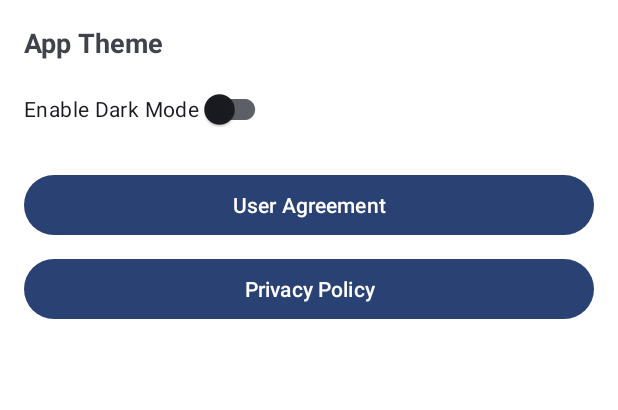
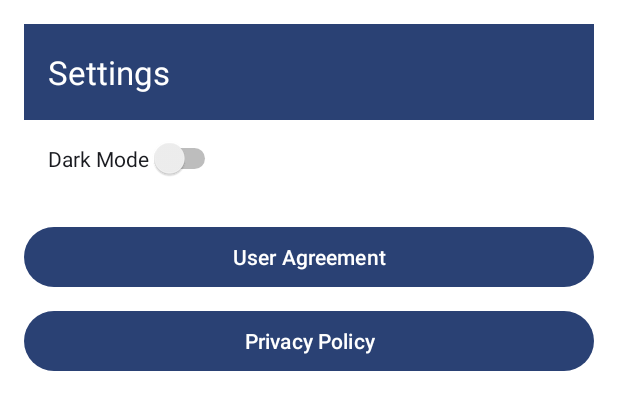
Before and after one commit to cslade/easyinventory, an Android app: the layout activity_settings.xml on its own in the app's theme, with its tools: preview values and no code run, on a phone screen of 412 x 824 dp. Shown: the top 410 px of the screen. Run offline under Robolectric (Android 15) with nearby library versions, the phone set to English and light mode, and no system bars.

Commit message:
update  from gemini

```diff
--- a/app/src/main/res/layout/activity_settings.xml
+++ b/app/src/main/res/layout/activity_settings.xml
@@ -2,24 +2,29 @@
 <LinearLayout xmlns:android="http://schemas.android.com/apk/res/android"
     android:layout_width="match_parent"
     android:layout_height="match_parent"
+    xmlns:app="http://schemas.android.com/apk/res-auto"
     android:orientation="vertical"
     android:padding="16dp"
     android:background="@color/background_light">
 
-    <!-- App Theme Toggle -->
-    <TextView
-        android:layout_width="wrap_content"
-        android:layout_height="wrap_content"
-        android:text="App Theme"
-        android:textSize="18sp"
-        android:textStyle="bold"
-        android:paddingBottom="8dp" />
+    <!-- ✅ Toolbar (App Bar) -->
+    <androidx.appcompat.widget.Toolbar
+        android:id="@+id/toolbar"
+        android:layout_width="match_parent"
+        android:layout_height="?attr/actionBarSize"
+        android:background="?attr/colorPrimary"
+        app:title="Settings"
+        app:titleTextColor="@android:color/white" />
 
-    <androidx.appcompat.widget.SwitchCompat
+    <!-- ✅ Theme Toggle Switch -->
+    <Switch
         android:id="@+id/switchTheme"
         android:layout_width="wrap_content"
         android:layout_height="wrap_content"
-        android:text="Enable Dark Mode" />
+        android:text="Dark Mode"
+        android:padding="16dp" />
+
+
 
     <!-- User Agreement -->
     <Button
@@ -37,4 +42,6 @@
         android:text="Privacy Policy"
         android:layout_marginTop="8dp" />
 
+
+
 </LinearLayout>
```
Also changed, not shown: app/src/main/java/com/kinvo/easyinventory/SettingsActivity.java (+59 -14 lines), app/src/main/java/com/kinvo/easyinventory/WebViewActivity.java (+43 -5 lines).
